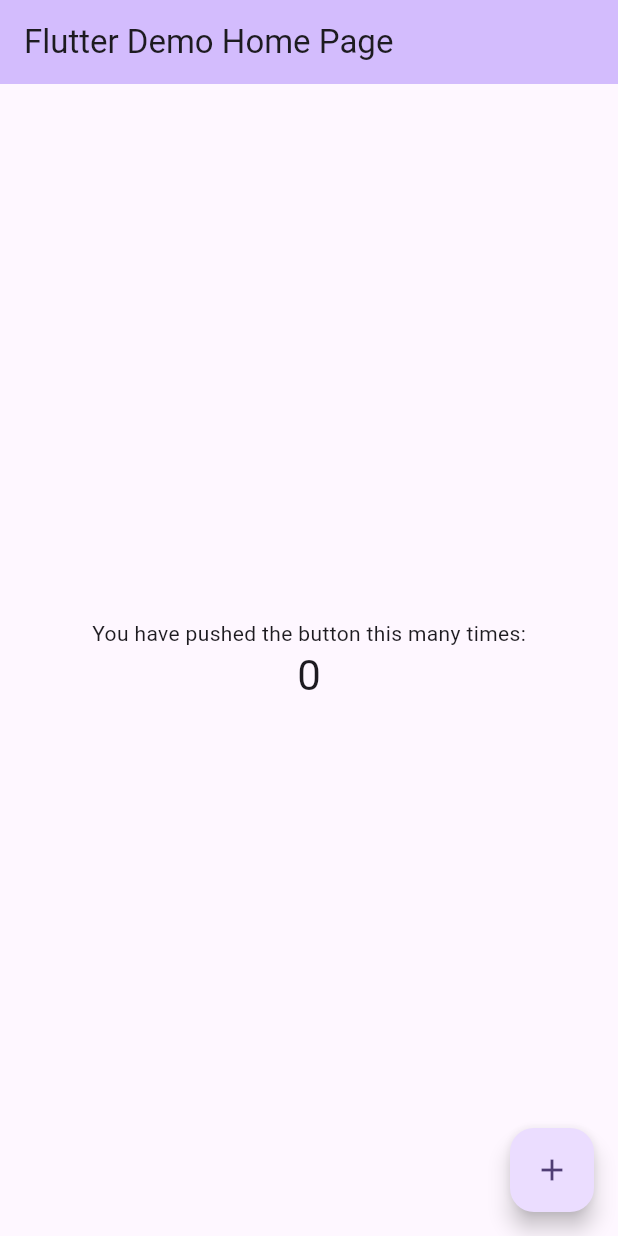
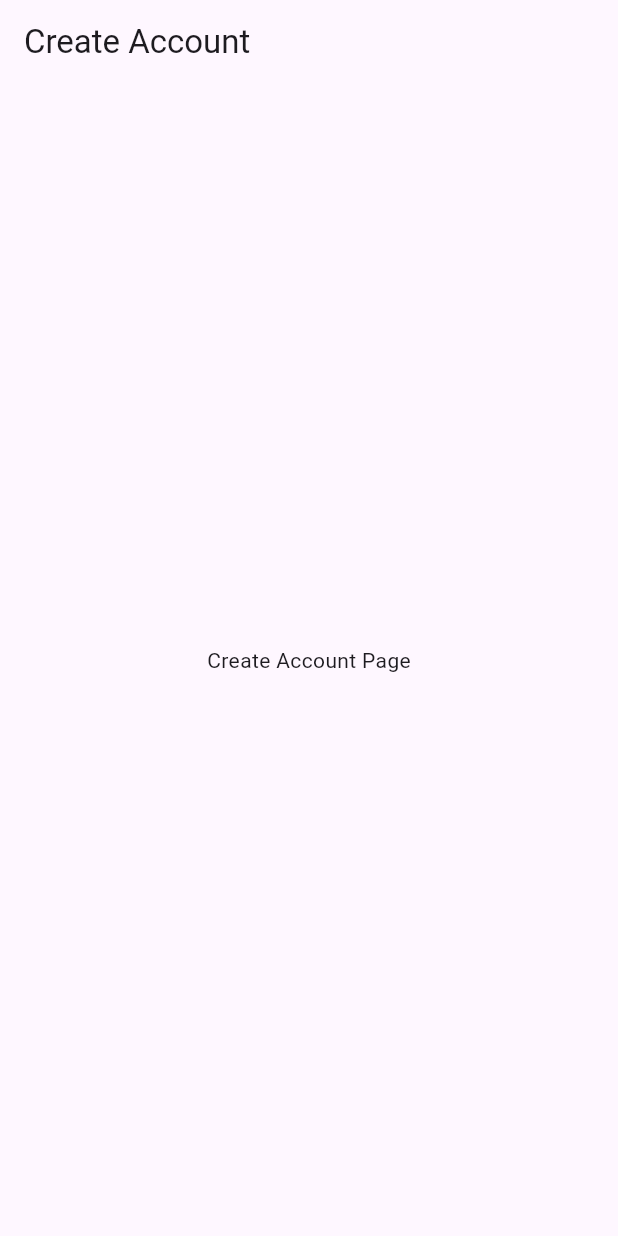
Before and after one commit to AmmarAlkady49/E-commerce, a Flutter app: the screen it shows after launch, on a phone screen of 412 x 824 dp. Run offline on Flutter 3.47's test engine with Material 3 defaults, Android fonts, the phone set to English and light mode, and no system bars.

Commit message:
initial commit

```diff
--- /dev/null
+++ b/lib/features/auth/views/pages/create_account.dart
@@ -0,0 +1,17 @@
+import 'package:flutter/material.dart';
+
+class CreateAccount extends StatelessWidget {
+  const CreateAccount({super.key});
+
+  @override
+  Widget build(BuildContext context) {
+    return Scaffold(
+      appBar: AppBar(
+        title: const Text('Create Account'),
+      ),
+      body: const Center(
+        child: Text('Create Account Page'),
+      ),
+    );
+  }
+}
--- a/lib/main.dart
+++ b/lib/main.dart
@@ -1,3 +1,4 @@
+import 'package:e_commerce_graduation/features/auth/views/pages/create_account.dart';
 import 'package:flutter/material.dart';
 
 void main() {
@@ -7,119 +8,15 @@
 class MyApp extends StatelessWidget {
   const MyApp({super.key});
 
-  // This widget is the root of your application.
   @override
   Widget build(BuildContext context) {
     return MaterialApp(
       title: 'Flutter Demo',
       theme: ThemeData(
-        // This is the theme of your application.
-        //
-        // TRY THIS: Try running your application with "flutter run". You'll see
-        // the application has a purple toolbar. Then, without quitting the app,
-        // try changing the seedColor in the colorScheme below to Colors.green
-        // and then invoke "hot reload" (save your changes or press the "hot
-        // reload" button in a Flutter-supported IDE, or press "r" if you used
-        // the command line to start the app).
-        //
-        // Notice that the counter didn't reset back to zero; the application
-        // state is not lost during the reload. To reset the state, use hot
-        // restart instead.
-        //
-        // This works for code too, not just values: Most code changes can be
-        // tested with just a hot reload.
         colorScheme: ColorScheme.fromSeed(seedColor: Colors.deepPurple),
         useMaterial3: true,
       ),
-      home: const MyHomePage(title: 'Flutter Demo Home Page'),
+      home: const CreateAccount(),
     );
   }
 }
-
-class MyHomePage extends StatefulWidget {
-  const MyHomePage({super.key, required this.title});
-
-  // This widget is the home page of your application. It is stateful, meaning
-  // that it has a State object (defined below) that contains fields that affect
-  // how it looks.
-
-  // This class is the configuration for the state. It holds the values (in this
-  // case the title) provided by the parent (in this case the App widget) and
-  // used by the build method of the State. Fields in a Widget subclass are
-  // always marked "final".
-
-  final String title;
-
-  @override
-  State<MyHomePage> createState() => _MyHomePageState();
-}
-
-class _MyHomePageState extends State<MyHomePage> {
-  int _counter = 0;
-
-  void _incrementCounter() {
-    setState(() {
-      // This call to setState tells the Flutter framework that something has
-      // changed in this State, which causes it to rerun the build method below
-      // so that the display can reflect the updated values. If we changed
-      // _counter without calling setState(), then the build method would not be
-      // called again, and so nothing would appear to happen.
-      _counter++;
-    });
-  }
-
-  @override
-  Widget build(BuildContext context) {
-    // This method is rerun every time setState is called, for instance as done
-    // by the _incrementCounter method above.
-    //
-    // The Flutter framework has been optimized to make rerunning build methods
-    // fast, so that you can just rebuild anything that needs updating rather
-    // than having to individually change instances of widgets.
-    return Scaffold(
-      appBar: AppBar(
-        // TRY THIS: Try changing the color here to a specific color (to
-        // Colors.amber, perhaps?) and trigger a hot reload to see the AppBar
-        // change color while the other colors stay the same.
-        backgroundColor: Theme.of(context).colorScheme.inversePrimary,
-        // Here we take the value from the MyHomePage object that was created by
-        // the App.build method, and use it to set our appbar title.
-        title: Text(widget.title),
-      ),
-      body: Center(
-        // Center is a layout widget. It takes a single child and positions it
-        // in the middle of the parent.
-        child: Column(
-          // Column is also a layout widget. It takes a list of children and
-          // arranges them vertically. By default, it sizes itself to fit its
-          // children horizontally, and tries to be as tall as its parent.
-          //
-          // Column has various properties to control how it sizes itself and
-          // how it positions its children. Here we use mainAxisAlignment to
-          // center the children vertically; the main axis here is the vertical
-          // axis because Columns are vertical (the cross axis would be
-          // horizontal).
-          //
-          // TRY THIS: Invoke "debug painting" (choose the "Toggle Debug Paint"
-          // action in the IDE, or press "p" in the console), to see the
-          // wireframe for each widget.
-          mainAxisAlignment: MainAxisAlignment.center,
-          children: <Widget>[
-            const Text(
-              'You have pushed the button this many times:',
-            ),
-            Text(
-              '$_counter',
-              style: Theme.of(context).textTheme.headlineMedium,
-            ),
-          ],
-        ),
-      ),
-      floatingActionButton: FloatingActionButton(
-        onPressed: _incrementCounter,
-        tooltip: 'Increment',
-        child: const Icon(Icons.add),
-      ), // This trailing comma makes auto-formatting nicer for build methods.
-    );
-  }
-}
```
Also changed, not shown: pubspec.yaml (+3 -57 lines).
